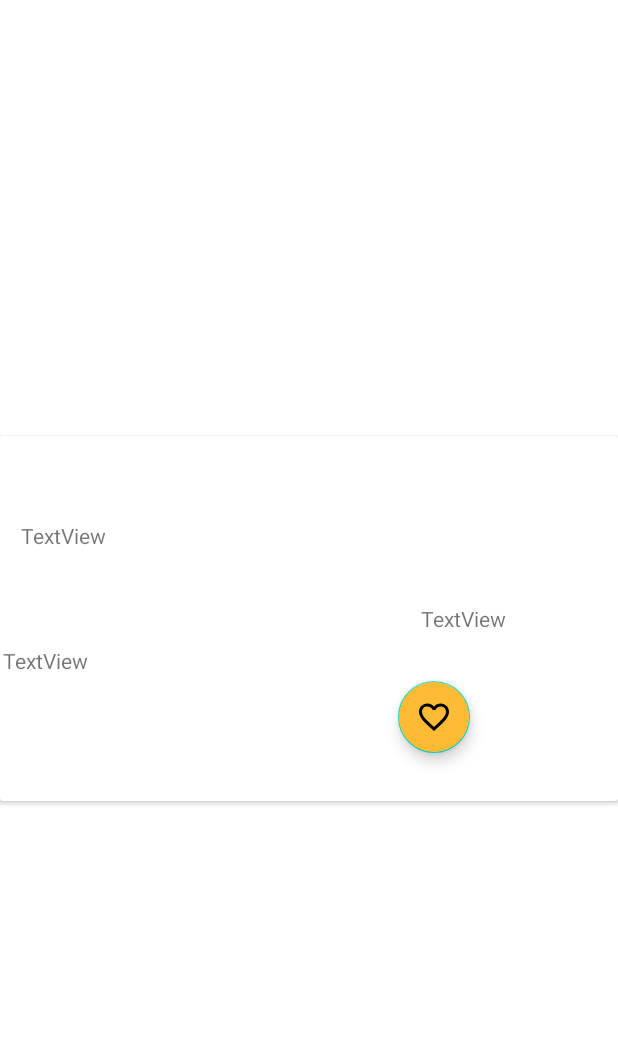
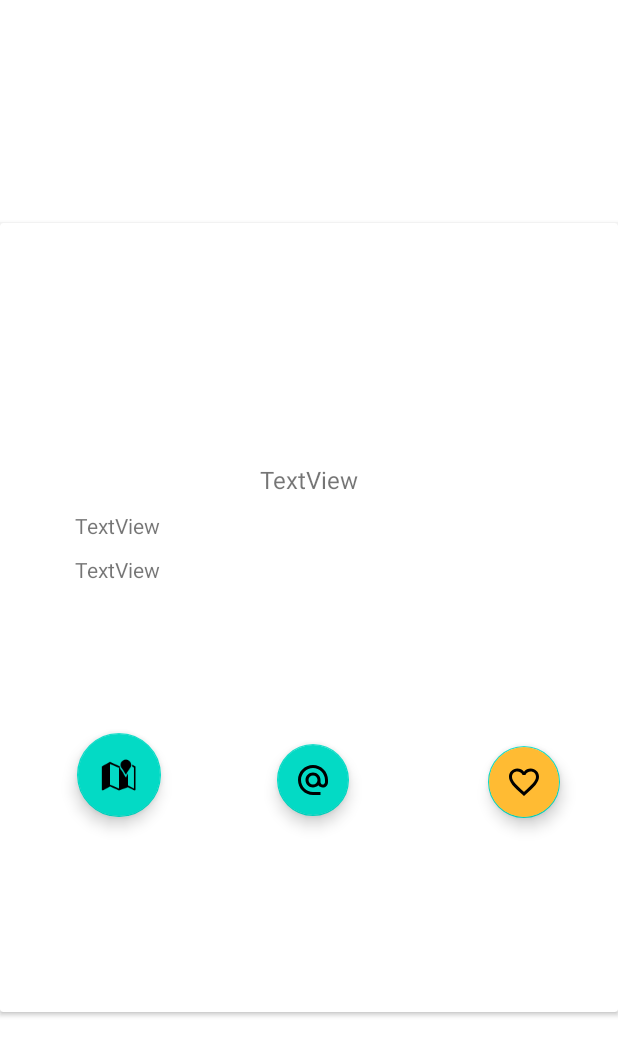
Before and after one commit to TOMMYjona/DispositivosMoviles, an Android app: the ItemActivityPets screen opened directly, with no data from a screen before it, on a phone screen of 412 x 824 dp. Shown: the top 1056 px of the screen. Run offline under Robolectric (Android 15) with nearby library versions, the phone set to English and light mode, and no system bars; our stand-ins replace Picasso; pictures from the network do not load.

Commit message:
Leus_fragments_intent_adapter_Recordatorio

```diff
--- a/app/src/main/java/com/example/calendariol/Database/entidades/NewsEntityLeus.kt
+++ b/app/src/main/java/com/example/calendariol/Database/entidades/NewsEntityLeus.kt
@@ -14,6 +14,7 @@ data class NewsEntityLeus(
     val autor:String?,
     val title:String?,
     val desc:String?,
-    val img:String?){
+    val img:String?,
+    var url:String?){
 
 }
--- a/app/src/main/java/com/example/calendariol/presentacion/MainActivity.kt
+++ b/app/src/main/java/com/example/calendariol/presentacion/MainActivity.kt
@@ -126,6 +126,12 @@ class MainActivity : AppCompatActivity(), NavigationView.OnNavigationItemSelecte
                     lsFragments.add(R.id.Creación_Usuarios)
 
                 }
+                R.id.Recordatorio->{
+                    Toast.makeText(this, "Seleccion Usuarios", Toast.LENGTH_LONG).show()
+                    createfragment(R.id.Recordatorio,Activity2())
+                    lsFragments.add(R.id.Recordatorio)
+
+                }
                 R.id.Sigout->{
                     //borra los datos de inicio de sesion
                     val prefs=getSharedPreferences(getString(R.string.prefs_file),Context.MODE_PRIVATE).edit()//ficha de preferencias
--- a/app/src/main/res/layout/activity_item_pets.xml
+++ b/app/src/main/res/layout/activity_item_pets.xml
@@ -4,84 +4,129 @@
     xmlns:tools="http://schemas.android.com/tools"
     android:layout_width="match_parent"
     android:layout_height="match_parent">
+
+    <LinearLayout
+        android:layout_width="match_parent"
+        android:layout_height="match_parent"
+        android:orientation="vertical"
+        android:gravity="center_vertical">
+
         <androidx.cardview.widget.CardView
             android:layout_width="match_parent"
-        android:layout_height="wrap_content"
-        app:layout_constraintBottom_toBottomOf="parent"
-        app:layout_constraintEnd_toEndOf="parent"
-        app:layout_constraintStart_toStartOf="parent"
-        app:layout_constraintTop_toTopOf="parent">
+            android:layout_height="526dp">
 
             <androidx.constraintlayout.widget.ConstraintLayout
                 android:layout_width="match_parent"
-            android:layout_height="243dp">
+                android:layout_height="428dp">
+
+                <LinearLayout
+                    android:layout_width="match_parent"
+                    android:layout_height="match_parent"
+                    android:orientation="vertical">
+
+                    <ImageView
+                        android:id="@+id/contenimageFav"
+                        android:layout_width="300dp"
+                        android:layout_height="150dp"
+                        android:layout_gravity="center_horizontal"
+                        tools:srcCompat="@tools:sample/avatars" />
+
+                    <LinearLayout
+                        android:layout_width="match_parent"
+                        android:layout_height="183dp"
+                        android:layout_gravity="center_vertical"
+                        android:layout_marginLeft="40dp"
+                        android:layout_marginRight="40dp"
+                        android:orientation="vertical">
+
+                        <Space
+                            android:layout_width="match_parent"
+                            android:layout_height="10dp" />
 
                         <TextView
-                android:id="@+id/textView7"
+                            android:id="@+id/title"
                             android:layout_width="wrap_content"
                             android:layout_height="wrap_content"
-                android:layout_marginStart="14dp"
-                android:layout_marginEnd="99dp"
+                            android:layout_gravity="center_horizontal"
                             android:text="TextView"
-                app:layout_constraintBottom_toBottomOf="parent"
-                app:layout_constraintEnd_toStartOf="@+id/imageView4"
-                app:layout_constraintHorizontal_bias="0.0"
-                app:layout_constraintStart_toStartOf="parent"
-                app:layout_constraintTop_toTopOf="parent"
-                app:layout_constraintVertical_bias="0.254" />
+                            android:textSize="16dp" />
+
+                        <Space
+                            android:layout_width="match_parent"
+                            android:layout_height="10dp" />
 
                         <TextView
-                android:id="@+id/textView5"
+                            android:id="@+id/autor"
                             android:layout_width="wrap_content"
                             android:layout_height="wrap_content"
-                android:layout_marginEnd="353dp"
-                android:text="TextView"
-                app:layout_constraintBottom_toBottomOf="parent"
-                app:layout_constraintEnd_toEndOf="parent"
-                app:layout_constraintHorizontal_bias="1.0"
-                app:layout_constraintStart_toStartOf="parent"
-                app:layout_constraintTop_toTopOf="parent"
-                app:layout_constraintVertical_bias="0.625" />
+                            android:paddingStart="10dp"
+                            android:text="TextView" />
 
-            <ImageView
-                android:id="@+id/imageView4"
+                        <Space
+                            android:layout_width="match_parent"
+                            android:layout_height="10dp" />
+
+                        <TextView
+                            android:id="@+id/descp"
                             android:layout_width="wrap_content"
                             android:layout_height="wrap_content"
-                app:layout_constraintBottom_toBottomOf="parent"
-                app:layout_constraintEnd_toEndOf="parent"
-                app:layout_constraintStart_toStartOf="parent"
-                app:layout_constraintTop_toTopOf="parent"
-                app:layout_constraintVertical_bias="0.495"
-                tools:srcCompat="@tools:sample/avatars" />
+                            android:paddingStart="10dp"
+                            android:text="TextView" />
+                    </LinearLayout>
 
-            <TextView
-                android:id="@+id/textView8"
-                android:layout_width="wrap_content"
-                android:layout_height="wrap_content"
-                android:text="TextView"
-                app:layout_constraintBottom_toBottomOf="parent"
-                app:layout_constraintEnd_toEndOf="parent"
-                app:layout_constraintStart_toEndOf="@+id/imageView4"
-                app:layout_constraintTop_toTopOf="parent" />
+                </LinearLayout>
 
                 <com.google.android.material.floatingactionbutton.FloatingActionButton
                     android:id="@+id/floatingAction"
                     android:layout_width="48dp"
                     android:layout_height="48dp"
                     android:layout_gravity="bottom|right"
-                android:layout_marginEnd="40dp"
                     android:backgroundTint="@android:color/holo_orange_light"
                     android:elevation="4dp"
                     app:fabCustomSize="48dp"
-                app:srcCompat="@drawable/ic_favorite_border_12"
                     app:layout_constraintBottom_toBottomOf="parent"
                     app:layout_constraintEnd_toEndOf="parent"
-                app:layout_constraintStart_toEndOf="@+id/imageView4"
-                app:layout_constraintTop_toBottomOf="@+id/textView8"
+                    app:layout_constraintHorizontal_bias="0.893"
+                    app:layout_constraintStart_toStartOf="parent"
+                    app:layout_constraintTop_toTopOf="parent"
+                    app:layout_constraintVertical_bias="0.917"
+                    app:srcCompat="@drawable/ic_favorite_border_12"
                     tools:ignore="SpeakableTextPresentCheck"></com.google.android.material.floatingactionbutton.FloatingActionButton>
+
+                <com.google.android.material.floatingactionbutton.FloatingActionButton
+                    android:id="@+id/googlepag"
+                    android:layout_width="48dp"
+                    android:layout_height="48dp"
+                    android:layout_marginEnd="-30dp"
+                    android:clickable="true"
+                    android:contentDescription="@string/google_url"
+                    app:fabCustomSize="48dp"
+                    app:layout_constraintBottom_toBottomOf="parent"
+                    app:layout_constraintEnd_toStartOf="@+id/floatingAction"
+                    app:layout_constraintHorizontal_bias="0.601"
+                    app:layout_constraintStart_toStartOf="parent"
+                    app:layout_constraintTop_toTopOf="parent"
+
+
+                    app:layout_constraintVertical_bias="0.914"
+                    app:srcCompat="@drawable/ic_baseline_alternate_email_24" />
+
+                <com.google.android.material.floatingactionbutton.FloatingActionButton
+                    android:id="@+id/googlemaps"
+                    android:layout_width="wrap_content"
+                    android:layout_height="wrap_content"
+                    android:clickable="true"
+                    app:layout_constraintBottom_toBottomOf="parent"
+                    app:layout_constraintEnd_toStartOf="@+id/googlepag"
+                    app:layout_constraintStart_toStartOf="parent"
+                    app:layout_constraintTop_toTopOf="parent"
+                    app:layout_constraintVertical_bias=".914"
+                    app:layout_constraintHorizontal_bias="0.4"
+                    app:srcCompat="@android:drawable/ic_dialog_map" />
 
 
             </androidx.constraintlayout.widget.ConstraintLayout>
         </androidx.cardview.widget.CardView>
+    </LinearLayout>
 
 </androidx.constraintlayout.widget.ConstraintLayout>
--- a/app/src/main/res/layout/activity_main.xml
+++ b/app/src/main/res/layout/activity_main.xml
@@ -5,7 +5,7 @@
     android:id="@+id/drawerLayout"
     android:layout_width="match_parent"
     android:layout_height="match_parent"
-    tools:openDrawer="end"
+    tools:openDrawer="start"
     tools:context=".presentacion.MainActivity">
 
     <ScrollView
--- a/app/src/main/res/menu/navigation_drawer.xml
+++ b/app/src/main/res/menu/navigation_drawer.xml
@@ -27,6 +27,11 @@
                 android:title="@string/Pets"
                 android:checkable="true"/>
             <item
+                android:id="@+id/Recordatorio"
+                android:icon="@drawable/ic_baseline_home_24"
+                android:title="@string/Recordatorio"
+                android:checkable="true"/>
+            <item
                 android:id="@+id/Sigout"
                 android:icon="@drawable/ic_baseline_home_24"
                 android:title="@string/Sign_out"
```
Also changed, not shown: app/src/main/java/com/example/calendariol/casoUsoPets/NewUseCasePets.kt (+16 -13 lines), app/src/main/java/com/example/calendariol/presentacion/Activity2.kt (+72 -21 lines), app/src/main/java/com/example/calendariol/presentacion/ItemActivityPets.kt (+20 -9 lines), app/src/main/res/layout/activity_2.xml (+59 -6 lines), app/src/main/res/values/strings.xml (+9 -2 lines). Lines whose indentation alone changed are shown as unchanged.
